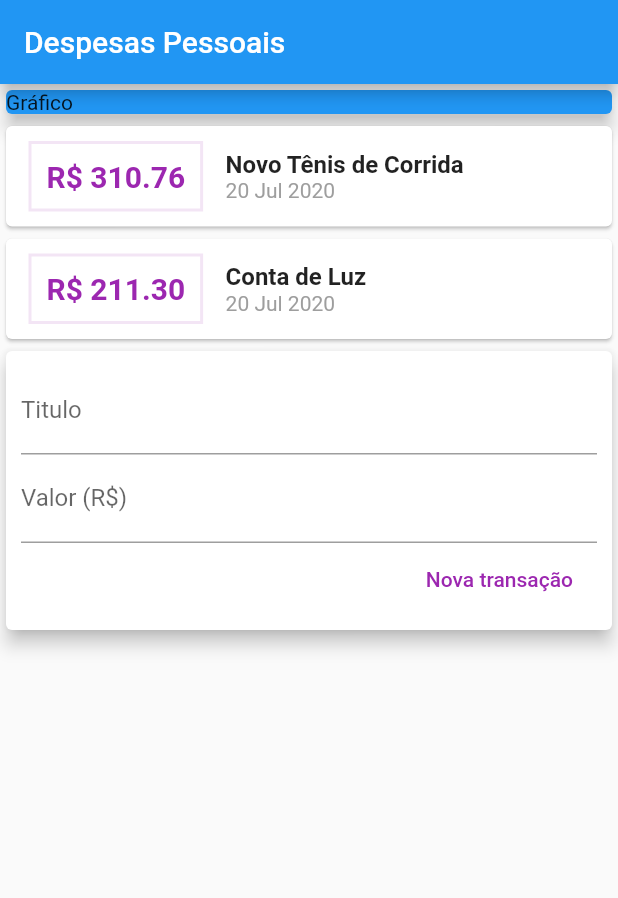
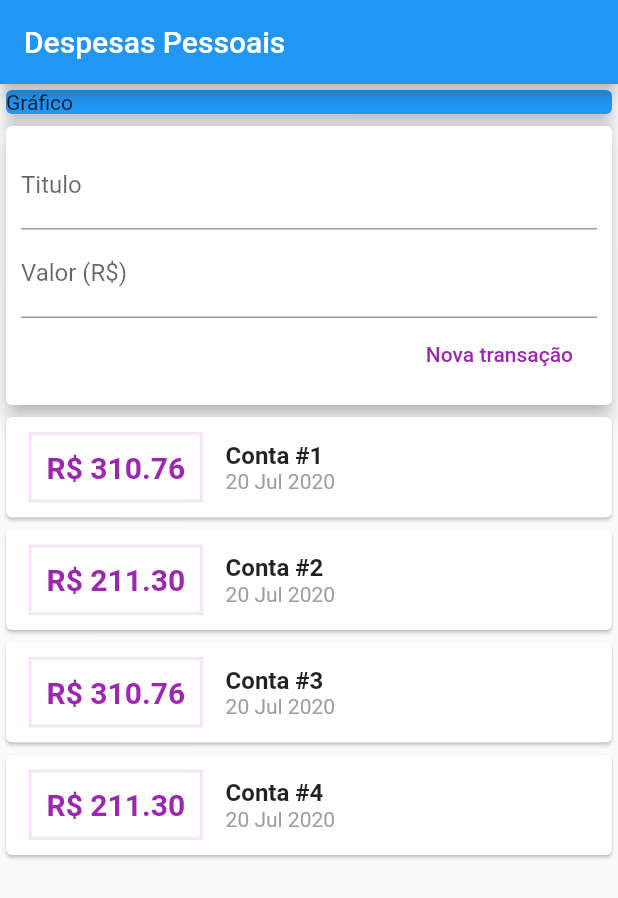
Before and after one commit to jhonatanedward/expenses, a Flutter app: the screen it shows after launch, after a tap on "Nova transação", on a phone screen of 412 x 824 dp. Shown: the top 898 px of the screen. Run offline on Flutter 3.47's test engine with Material 2 defaults, Android fonts, the phone set to English and light mode, and no system bars.

Commit message:
Adicionada List View no lugar de um ScroolView, para controlar quantos elementos devem ser carregados evitando assim sobrecarga de memória

```diff
--- a/lib/components/transaction_form.dart
+++ b/lib/components/transaction_form.dart
@@ -3,6 +3,11 @@ import 'package:flutter/material.dart';
 class TransactionForm extends StatelessWidget {
   final titleController = TextEditingController();
   final valueController = TextEditingController();
+
+  final void Function(String, double) onSubmit;
+
+  TransactionForm(this.onSubmit);
+
   @override
   Widget build(BuildContext context) {
     return Card(
@@ -26,7 +31,9 @@ class TransactionForm extends StatelessWidget {
                   child: Text('Nova transação'),
                   textColor: Colors.purple,
                   onPressed: () {
-                    print('${titleController.text} ${valueController.text}');
+                    final title = titleController.text;
+                    final value = double.tryParse(valueController.text) ?? 0.00;
+                    onSubmit(title, value);
                   },
                 ),
               ],
--- a/lib/components/transaction_list.dart
+++ b/lib/components/transaction_list.dart
@@ -8,8 +8,12 @@ class TransactionList extends StatelessWidget {
   TransactionList(this.transactions);
   @override
   Widget build(BuildContext context) {
-    return Column(
-      children: transactions.map((tr) {
+    return Container(
+      height: 300,
+      child: ListView.builder(
+        itemCount: transactions.length,
+        itemBuilder: (ctx, index) {
+          final tr = transactions[index];
           return Card(
             child: Row(
               children: <Widget>[
@@ -55,7 +59,8 @@ class TransactionList extends StatelessWidget {
               ],
             ),
           );
-      }).toList(),
+        },
+      ),
     );
   }
 }
--- a/lib/components/transaction_user.dart
+++ b/lib/components/transaction_user.dart
@@ -1,3 +1,5 @@
+import 'dart:math';
+
 import 'package:expenses/models/transaction.dart';
 import 'package:flutter/material.dart';
 import 'transaction_form.dart';
@@ -12,21 +14,62 @@ class _TransactionUserState extends State<TransactionUser> {
   final _transactions = [
     Transaction(
       id: 't1',
-      title: "Novo Tênis de Corrida",
+      title: 'Conta #1',
       value: 310.76,
       date: DateTime.now(),
     ),
     Transaction(
       id: 't2',
-      title: "Conta de Luz",
+      title: 'Conta #2',
+      value: 211.30,
+      date: DateTime.now(),
+    ),
+    Transaction(
+      id: 't3',
+      title: 'Conta #3',
+      value: 310.76,
+      date: DateTime.now(),
+    ),
+    Transaction(
+      id: 't4',
+      title: 'Conta #4',
+      value: 211.30,
+      date: DateTime.now(),
+    ),
+    Transaction(
+      id: 't5',
+      title: 'Conta #5',
+      value: 211.30,
+      date: DateTime.now(),
+    ),
+    Transaction(
+      id: 't6',
+      title: 'Conta #6',
       value: 211.30,
       date: DateTime.now(),
     )
   ];
+
+  _addTransaction(String title, double value) {
+    final newTransaction = new Transaction(
+      id: Random().nextDouble().toString(),
+      title: title,
+      value: value,
+      date: DateTime.now(),
+    );
+
+    setState(() {
+      _transactions.add(newTransaction);
+    });
+  }
+
   @override
   Widget build(BuildContext context) {
     return Column(
-      children: <Widget>[TransactionList(_transactions), TransactionForm()],
+      children: <Widget>[
+        TransactionForm(_addTransaction),
+        TransactionList(_transactions),
+      ],
     );
   }
 }
--- a/lib/main.dart
+++ b/lib/main.dart
@@ -28,7 +28,8 @@ class _MyHomePageState extends State<MyHomePage> {
           'Despesas Pessoais',
         ),
       ),
-      body: Column(
+      body: SingleChildScrollView(
+        child: Column(
           crossAxisAlignment: CrossAxisAlignment.stretch,
           children: <Widget>[
             Container(
@@ -41,6 +42,7 @@ class _MyHomePageState extends State<MyHomePage> {
             TransactionUser()
           ],
         ),
+      ),
     );
   }
 }
```
Lines whose indentation alone changed are shown as unchanged.
